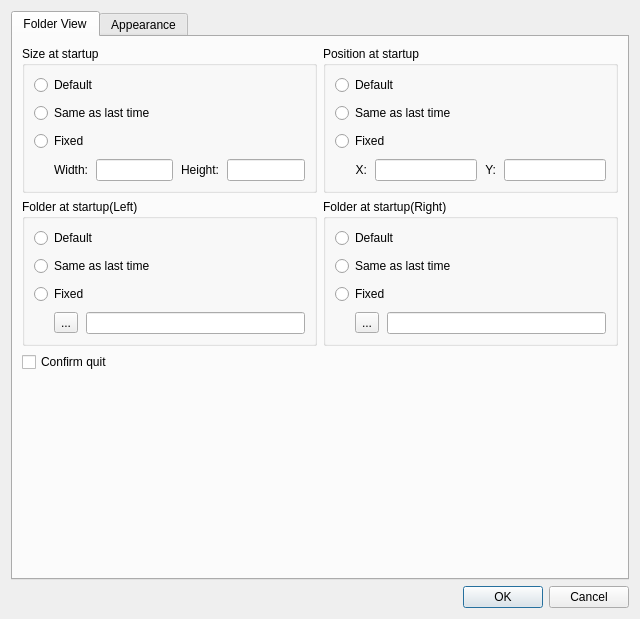
This is optiondialog.ui in haraki/farman as Qt 5 draws it before an edit. The edited form follows.
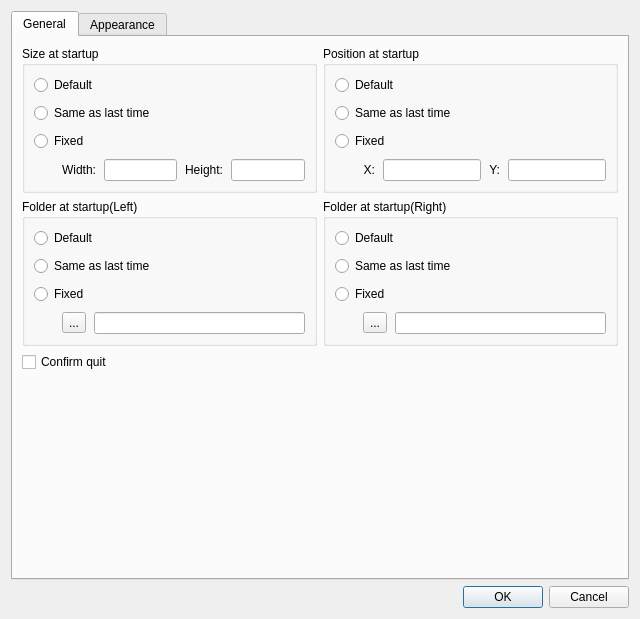
This is the edited form. The open tabs and pages were chosen to show the change.

Commit message: rename "Folder View" tab to "General".

The edit to the form file:
```diff
--- a/optiondialog.ui
+++ b/optiondialog.ui
@@ -17,321 +17,293 @@
    <item>
     <widget class="QTabWidget" name="tabWidget">
      <property name="currentIndex">
-      <number>1</number>
+      <number>0</number>
      </property>
-     <widget class="QWidget" name="folderViewTab">
+     <widget class="QWidget" name="generalTab">
       <attribute name="title">
-       <string>Folder View</string>
+       <string>General</string>
       </attribute>
       <layout class="QGridLayout" name="gridLayout" columnstretch="1,1">
        <property name="spacing">
         <number>-1</number>
        </property>
        <item row="0" column="1">
-        <widget class="QGroupBox" name="positionAtStartupGroupBox">
+        <widget class="QGroupBox" name="generalPositionAtStartupGroupBox">
          <property name="title">
           <string>Position at startup</string>
          </property>
-         <layout class="QVBoxLayout" name="verticalLayout_5">
+         <layout class="QGridLayout" name="gridLayout_5">
           <property name="spacing">
            <number>8</number>
           </property>
-          <item>
-           <widget class="QRadioButton" name="positionDefaultRadioButton">
+          <item row="3" column="1">
+           <widget class="QLabel" name="generalPositionXLabel">
+            <property name="text">
+             <string>X:</string>
+            </property>
+            <property name="alignment">
+             <set>Qt::AlignRight|Qt::AlignTrailing|Qt::AlignVCenter</set>
+            </property>
+           </widget>
+          </item>
+          <item row="3" column="4">
+           <widget class="QLineEdit" name="generalPositionYLineEdit"/>
+          </item>
+          <item row="3" column="0">
+           <spacer name="generalPositionHorizontalSpacer">
+            <property name="orientation">
+             <enum>Qt::Horizontal</enum>
+            </property>
+            <property name="sizeType">
+             <enum>QSizePolicy::Fixed</enum>
+            </property>
+            <property name="sizeHint" stdset="0">
+             <size>
+              <width>20</width>
+              <height>20</height>
+             </size>
+            </property>
+           </spacer>
+          </item>
+          <item row="3" column="3">
+           <widget class="QLabel" name="generalPositionYLabel">
+            <property name="text">
+             <string>Y:</string>
+            </property>
+            <property name="alignment">
+             <set>Qt::AlignRight|Qt::AlignTrailing|Qt::AlignVCenter</set>
+            </property>
+           </widget>
+          </item>
+          <item row="3" column="2">
+           <widget class="QLineEdit" name="generalPositionXLineEdit"/>
+          </item>
+          <item row="0" column="0" colspan="5">
+           <widget class="QRadioButton" name="generalPositionDefaultRadioButton">
             <property name="text">
              <string>Default</string>
             </property>
            </widget>
           </item>
-          <item>
-           <widget class="QRadioButton" name="positionLastTimeRadioButton">
+          <item row="1" column="0" colspan="5">
+           <widget class="QRadioButton" name="generalPositionLastTimeRadioButton">
             <property name="text">
              <string>Same as last time</string>
             </property>
            </widget>
           </item>
-          <item>
-           <widget class="QRadioButton" name="positionFixedRadioButton">
+          <item row="2" column="0" colspan="5">
+           <widget class="QRadioButton" name="generalPositionFixedRadioButton">
             <property name="text">
              <string>Fixed</string>
             </property>
            </widget>
           </item>
-          <item>
-           <layout class="QHBoxLayout" name="positionAtStartupHorizontalLayout">
-            <property name="spacing">
-             <number>8</number>
-            </property>
-            <item>
-             <spacer name="horizontalSpacer_2">
-              <property name="orientation">
-               <enum>Qt::Horizontal</enum>
-              </property>
-              <property name="sizeType">
-               <enum>QSizePolicy::Fixed</enum>
-              </property>
-              <property name="sizeHint" stdset="0">
-               <size>
-                <width>20</width>
-                <height>20</height>
-               </size>
-              </property>
-             </spacer>
-            </item>
-            <item>
-             <widget class="QLabel" name="positionXLabel">
-              <property name="text">
-               <string>X:</string>
-              </property>
-              <property name="alignment">
-               <set>Qt::AlignRight|Qt::AlignTrailing|Qt::AlignVCenter</set>
-              </property>
-             </widget>
-            </item>
-            <item>
-             <widget class="QLineEdit" name="positionXLineEdit"/>
-            </item>
-            <item>
-             <widget class="QLabel" name="positionYLabel">
-              <property name="text">
-               <string>Y:</string>
-              </property>
-              <property name="alignment">
-               <set>Qt::AlignRight|Qt::AlignTrailing|Qt::AlignVCenter</set>
-              </property>
-             </widget>
-            </item>
-            <item>
-             <widget class="QLineEdit" name="positionYLineEdit"/>
-            </item>
-           </layout>
-          </item>
          </layout>
         </widget>
        </item>
        <item row="1" column="1">
-        <widget class="QGroupBox" name="rightFolderAtStartupGroupBox">
+        <widget class="QGroupBox" name="generalRightFolderAtStartupGroupBox">
          <property name="title">
           <string>Folder at startup(Right)</string>
          </property>
-         <layout class="QVBoxLayout" name="verticalLayout_7">
+         <layout class="QGridLayout" name="gridLayout_7">
           <property name="spacing">
            <number>8</number>
           </property>
-          <item>
-           <widget class="QRadioButton" name="rightFolderDefaultRadioButton">
+          <item row="3" column="1">
+           <widget class="QToolButton" name="generalRightFolderSelectButton">
             <property name="text">
-             <string>Default</string>
+             <string>...</string>
             </property>
            </widget>
           </item>
-          <item>
-           <widget class="QRadioButton" name="rightFolderLastTimeRadioButton">
-            <property name="text">
-             <string>Same as last time</string>
+          <item row="3" column="0">
+           <spacer name="generalRightFolderHorizontalSpacer">
+            <property name="orientation">
+             <enum>Qt::Horizontal</enum>
             </property>
-           </widget>
+            <property name="sizeType">
+             <enum>QSizePolicy::Fixed</enum>
+            </property>
+            <property name="sizeHint" stdset="0">
+             <size>
+              <width>20</width>
+              <height>20</height>
+             </size>
+            </property>
+           </spacer>
           </item>
-          <item>
-           <widget class="QRadioButton" name="rightFolderFixedRadioButton">
+          <item row="3" column="2">
+           <widget class="QLineEdit" name="generalRightFolderPathLineEdit"/>
+          </item>
+          <item row="2" column="0" colspan="3">
+           <widget class="QRadioButton" name="generalRightFolderFixedRadioButton">
             <property name="text">
              <string>Fixed</string>
             </property>
            </widget>
           </item>
-          <item>
-           <layout class="QHBoxLayout" name="folderAtStartupRightHorizontalLayout">
-            <property name="spacing">
-             <number>8</number>
+          <item row="1" column="0" colspan="3">
+           <widget class="QRadioButton" name="generalRightFolderLastTimeRadioButton">
+            <property name="text">
+             <string>Same as last time</string>
             </property>
-            <item>
-             <spacer name="horizontalSpacer_4">
-              <property name="orientation">
-               <enum>Qt::Horizontal</enum>
-              </property>
-              <property name="sizeType">
-               <enum>QSizePolicy::Fixed</enum>
-              </property>
-              <property name="sizeHint" stdset="0">
-               <size>
-                <width>20</width>
-                <height>20</height>
-               </size>
-              </property>
-             </spacer>
-            </item>
-            <item>
-             <widget class="QToolButton" name="rightFolderSelectButton">
-              <property name="text">
-               <string>...</string>
-              </property>
-             </widget>
-            </item>
-            <item>
-             <widget class="QLineEdit" name="rightFolderPathLineEdit"/>
-            </item>
-           </layout>
+           </widget>
+          </item>
+          <item row="0" column="0" colspan="3">
+           <widget class="QRadioButton" name="generalRightFolderDefaultRadioButton">
+            <property name="text">
+             <string>Default</string>
+            </property>
+           </widget>
           </item>
          </layout>
         </widget>
        </item>
        <item row="1" column="0">
-        <widget class="QGroupBox" name="leftFolderAtStartupGroupBox">
+        <widget class="QGroupBox" name="generalLeftFolderAtStartupGroupBox">
          <property name="title">
           <string>Folder at startup(Left)</string>
          </property>
-         <layout class="QVBoxLayout" name="verticalLayout_6">
+         <layout class="QGridLayout" name="gridLayout_6">
           <property name="spacing">
            <number>8</number>
           </property>
-          <item>
-           <widget class="QRadioButton" name="leftFolderDefaultRadioButton">
-            <property name="text">
-             <string>Default</string>
+          <item row="3" column="2">
+           <widget class="QLineEdit" name="generalLeftFolderPathLineEdit"/>
+          </item>
+          <item row="3" column="0">
+           <spacer name="generalLeftFolderHorizontalSpacer">
+            <property name="orientation">
+             <enum>Qt::Horizontal</enum>
             </property>
-           </widget>
+            <property name="sizeType">
+             <enum>QSizePolicy::Fixed</enum>
+            </property>
+            <property name="sizeHint" stdset="0">
+             <size>
+              <width>20</width>
+              <height>20</height>
+             </size>
+            </property>
+           </spacer>
           </item>
-          <item>
-           <widget class="QRadioButton" name="leftFolderLastTimeRadioButton">
+          <item row="3" column="1">
+           <widget class="QToolButton" name="generalLeftFolderSelectButton">
             <property name="text">
-             <string>Same as last time</string>
+             <string>...</string>
             </property>
            </widget>
           </item>
-          <item>
-           <widget class="QRadioButton" name="leftFolderFixedRadioButton">
+          <item row="2" column="0" colspan="3">
+           <widget class="QRadioButton" name="generalLeftFolderFixedRadioButton">
             <property name="text">
              <string>Fixed</string>
             </property>
            </widget>
           </item>
-          <item>
-           <layout class="QHBoxLayout" name="folderAtStartupLeftHorizontalLayout">
-            <property name="spacing">
-             <number>8</number>
+          <item row="1" column="0" colspan="3">
+           <widget class="QRadioButton" name="generalLeftFolderLastTimeRadioButton">
+            <property name="text">
+             <string>Same as last time</string>
             </property>
-            <item>
-             <spacer name="horizontalSpacer_3">
-              <property name="orientation">
-               <enum>Qt::Horizontal</enum>
-              </property>
-              <property name="sizeType">
-               <enum>QSizePolicy::Fixed</enum>
-              </property>
-              <property name="sizeHint" stdset="0">
-               <size>
-                <width>20</width>
-                <height>20</height>
-               </size>
-              </property>
-             </spacer>
-            </item>
-            <item>
-             <widget class="QToolButton" name="leftFolderSelectButton">
-              <property name="text">
-               <string>...</string>
-              </property>
-             </widget>
-            </item>
-            <item>
-             <widget class="QLineEdit" name="leftFolderPathLineEdit"/>
-            </item>
-           </layout>
+           </widget>
+          </item>
+          <item row="0" column="0" colspan="3">
+           <widget class="QRadioButton" name="generalLeftFolderDefaultRadioButton">
+            <property name="text">
+             <string>Default</string>
+            </property>
+           </widget>
           </item>
          </layout>
         </widget>
        </item>
        <item row="0" column="0">
-        <widget class="QGroupBox" name="sizeAtStartupGroupBox">
+        <widget class="QGroupBox" name="generalSizeAtStartupGroupBox">
          <property name="title">
           <string>Size at startup</string>
          </property>
-         <layout class="QVBoxLayout" name="verticalLayout_3">
+         <layout class="QGridLayout" name="gridLayout_4">
           <property name="spacing">
            <number>8</number>
           </property>
-          <item>
-           <widget class="QRadioButton" name="sizeDefaultRadioButton">
+          <item row="7" column="3">
+           <widget class="QLabel" name="generalSizeHeightLabel">
+            <property name="text">
+             <string>Height:</string>
+            </property>
+            <property name="alignment">
+             <set>Qt::AlignRight|Qt::AlignTrailing|Qt::AlignVCenter</set>
+            </property>
+           </widget>
+          </item>
+          <item row="7" column="1">
+           <widget class="QLabel" name="generalSizeWidthLabel">
+            <property name="text">
+             <string>Width:</string>
+            </property>
+            <property name="alignment">
+             <set>Qt::AlignRight|Qt::AlignTrailing|Qt::AlignVCenter</set>
+            </property>
+           </widget>
+          </item>
+          <item row="7" column="4">
+           <widget class="QLineEdit" name="generalSizeHeightLineEdit"/>
+          </item>
+          <item row="7" column="0">
+           <spacer name="generalSizeHorizontalSpacer">
+            <property name="orientation">
+             <enum>Qt::Horizontal</enum>
+            </property>
+            <property name="sizeType">
+             <enum>QSizePolicy::Fixed</enum>
+            </property>
+            <property name="sizeHint" stdset="0">
+             <size>
+              <width>20</width>
+              <height>20</height>
+             </size>
+            </property>
+           </spacer>
+          </item>
+          <item row="7" column="2">
+           <widget class="QLineEdit" name="generalSizeWidthLineEdit"/>
+          </item>
+          <item row="0" column="0" colspan="5">
+           <widget class="QRadioButton" name="generalSizeDefaultRadioButton">
             <property name="text">
              <string>Default</string>
             </property>
            </widget>
           </item>
-          <item>
-           <widget class="QRadioButton" name="sizeLastTimeRadioButton">
+          <item row="2" column="0" colspan="5">
+           <widget class="QRadioButton" name="generalSizeLastTimeRadioButton">
             <property name="text">
              <string>Same as last time</string>
             </property>
            </widget>
           </item>
-          <item>
-           <widget class="QRadioButton" name="sizeFixedRadioButton">
+          <item row="3" column="0" colspan="5">
+           <widget class="QRadioButton" name="generalSizeFixedRadioButton">
             <property name="text">
              <string>Fixed</string>
             </property>
            </widget>
           </item>
-          <item>
-           <layout class="QHBoxLayout" name="sizeAtStartupHorizontalLayout">
-            <property name="spacing">
-             <number>8</number>
-            </property>
-            <item>
-             <spacer name="horizontalSpacer">
-              <property name="orientation">
-               <enum>Qt::Horizontal</enum>
-              </property>
-              <property name="sizeType">
-               <enum>QSizePolicy::Fixed</enum>
-              </property>
-              <property name="sizeHint" stdset="0">
-               <size>
-                <width>20</width>
-                <height>20</height>
-               </size>
-              </property>
-             </spacer>
-            </item>
-            <item>
-             <widget class="QLabel" name="sizeWidthLabel">
-              <property name="text">
-               <string>Width:</string>
-              </property>
-              <property name="alignment">
-               <set>Qt::AlignRight|Qt::AlignTrailing|Qt::AlignVCenter</set>
-              </property>
-             </widget>
-            </item>
-            <item>
-             <widget class="QLineEdit" name="sizeWidthLineEdit"/>
-            </item>
-            <item>
-             <widget class="QLabel" name="sizeHeightLabel">
-              <property name="text">
-               <string>Height:</string>
-              </property>
-              <property name="alignment">
-               <set>Qt::AlignRight|Qt::AlignTrailing|Qt::AlignVCenter</set>
-              </property>
-             </widget>
-            </item>
-            <item>
-             <widget class="QLineEdit" name="sizeHeightLineEdit"/>
-            </item>
-           </layout>
-          </item>
          </layout>
         </widget>
        </item>
        <item row="2" column="0">
-        <widget class="QCheckBox" name="confirmQuitCheckBox">
+        <widget class="QCheckBox" name="generalConfirmQuitCheckBox">
          <property name="text">
           <string>Confirm quit</string>
          </property>
         </widget>
        </item>
        <item row="3" column="0">
-        <spacer name="verticalSpacer_5">
+        <spacer name="generalVerticalSpacer">
          <property name="orientation">
           <enum>Qt::Vertical</enum>
          </property>
```
Left out of the diff: 40 changed lines with no effect on the pictures. The commit also changes 2 other files.
